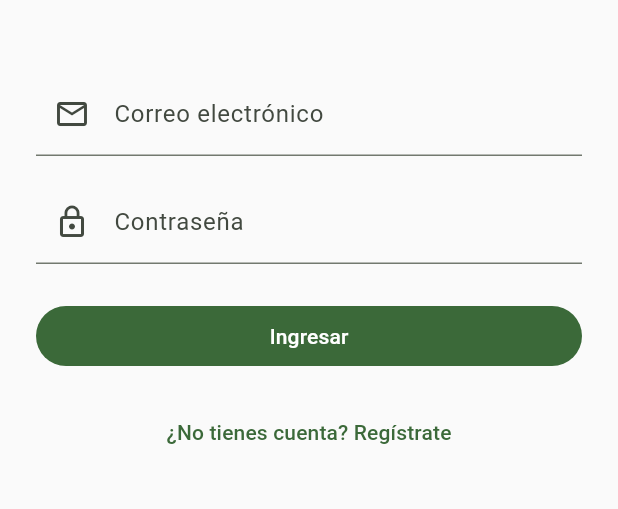
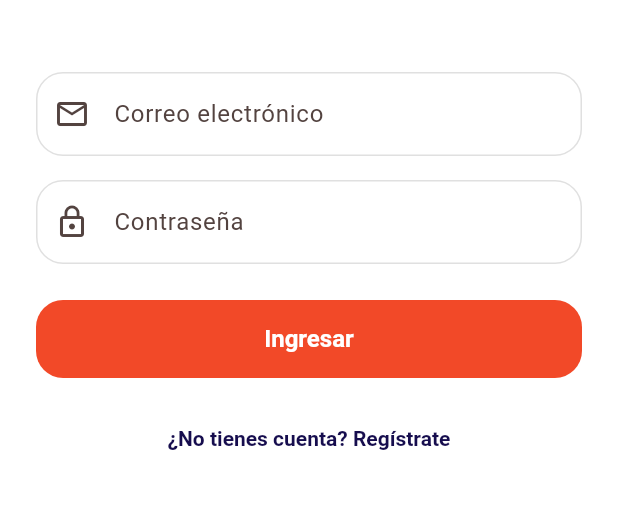
Before and after one commit to LuisFernandoMRsc/AplicacionMovilMercaDeaUltimaVersion, a Flutter app: the screen it shows after launch, on a phone screen of 412 x 824 dp, the part 138-647 px from its top. Run offline on Flutter 3.47's test engine with Material 3 defaults, Android fonts, the phone set to English and light mode, and no system bars; our stand-ins replace file_picker, flutter_secure_storage, graphql_flutter, jwt_decoder; accounts and stored records are empty.

Commit message:
cambio de diseno

```diff
--- a/lib/app.dart
+++ b/lib/app.dart
@@ -11,14 +11,79 @@ class MercaDeaApp extends StatelessWidget {
 
   @override
   Widget build(BuildContext context) {
-    final colorScheme = ColorScheme.fromSeed(seedColor: Colors.green.shade600);
+    const primaryColor = Color(0xFFF24928);
+    const secondaryColor = Color(0xFF160D4E);
+
+    final baseScheme = ColorScheme.fromSeed(
+      seedColor: primaryColor,
+      brightness: Brightness.light,
+    );
+
+    final colorScheme = baseScheme.copyWith(
+      primary: primaryColor,
+      secondary: secondaryColor,
+      tertiary: secondaryColor,
+      onPrimary: Colors.white,
+      onSecondary: Colors.white,
+      surface: Colors.white,
+      background: Colors.white,
+    );
+
     return MaterialApp(
       title: 'MercaDea',
       debugShowCheckedModeBanner: false,
       theme: ThemeData(
         colorScheme: colorScheme,
         useMaterial3: true,
-        scaffoldBackgroundColor: Colors.grey.shade50,
+        scaffoldBackgroundColor: Colors.white,
+        appBarTheme: const AppBarTheme(
+          backgroundColor: Colors.white,
+          foregroundColor: secondaryColor,
+          elevation: 0,
+        ),
+        filledButtonTheme: FilledButtonThemeData(
+          style: FilledButton.styleFrom(
+            backgroundColor: primaryColor,
+            foregroundColor: Colors.white,
+            minimumSize: const Size.fromHeight(52),
+            shape: RoundedRectangleBorder(
+              borderRadius: BorderRadius.circular(18),
+            ),
+            textStyle: const TextStyle(
+              fontSize: 16,
+              fontWeight: FontWeight.bold,
+            ),
+          ),
+        ),
+        textButtonTheme: TextButtonThemeData(
+          style: TextButton.styleFrom(
+            foregroundColor: secondaryColor,
+            textStyle: const TextStyle(fontWeight: FontWeight.w600),
+          ),
+        ),
+        inputDecorationTheme: InputDecorationTheme(
+          filled: true,
+          fillColor: Colors.white,
+          contentPadding: const EdgeInsets.symmetric(horizontal: 20, vertical: 16),
+          border: OutlineInputBorder(
+            borderRadius: BorderRadius.circular(18),
+            borderSide: BorderSide(color: Colors.grey.shade300),
+          ),
+          enabledBorder: OutlineInputBorder(
+            borderRadius: BorderRadius.circular(18),
+            borderSide: BorderSide(color: Colors.grey.shade300),
+          ),
+          focusedBorder: OutlineInputBorder(
+            borderRadius: BorderRadius.circular(18),
+            borderSide: const BorderSide(color: secondaryColor, width: 2),
+          ),
+        ),
+        snackBarTheme: const SnackBarThemeData(
+          backgroundColor: secondaryColor,
+          contentTextStyle: TextStyle(color: Colors.white, fontWeight: FontWeight.w600),
+          behavior: SnackBarBehavior.floating,
+          shape: StadiumBorder(),
+        ),
       ),
       home: Consumer<AuthProvider>(
         builder: (context, auth, _) {
--- a/lib/config/graphql_config.dart
+++ b/lib/config/graphql_config.dart
@@ -3,7 +3,7 @@ class GraphQLConfig {
 
   static const String endpoint = String.fromEnvironment(
     'GRAPHQL_ENDPOINT',
-    defaultValue: 'https://6996aedd58ae.ngrok-free.app/graphql',
+    defaultValue: 'https://e595ce7f8cd7.ngrok-free.app/graphql',
   );
 
   //http://10.0.2.2:5253
--- a/lib/data/models/venta.dart
+++ b/lib/data/models/venta.dart
@@ -4,7 +4,7 @@ class VentaModel {
   const VentaModel({
     required this.id,
     required this.productorId,
-    required this.comprobadorId,
+    this.comprobadorId,
     required this.fecha,
     required this.montoTotal,
     required this.numeroTransaccion,
@@ -15,7 +15,7 @@ class VentaModel {
 
   final String id;
   final String productorId;
-  final String comprobadorId;
+  final String? comprobadorId;
   final DateTime fecha;
   final double montoTotal;
   final String numeroTransaccion;
@@ -36,7 +36,7 @@ class VentaModel {
     return VentaModel(
       id: json['id'] as String? ?? '',
       productorId: json['productorId'] as String? ?? '',
-      comprobadorId: json['comprobadorId'] as String? ?? '',
+      comprobadorId: json['comprobadorId'] as String?,
       fecha: DateTime.tryParse(json['fecha'] as String? ?? '') ?? DateTime.now(),
       montoTotal: (json['montoTotal'] as num?)?.toDouble() ?? 0,
       numeroTransaccion: json['numeroTransaccion'] as String? ?? '',
--- a/lib/data/repositories/venta_repository.dart
+++ b/lib/data/repositories/venta_repository.dart
@@ -38,7 +38,6 @@ class VentaRepository {
 
   Future<VentaModel> crearVenta({
     required String productorId,
-    required String comprobadorId,
     required String numeroTransaccion,
     required List<Map<String, dynamic>> detalles,
   }) async {
@@ -69,7 +68,6 @@ class VentaRepository {
       variables: {
         'input': {
           'productorId': productorId,
-          'comprobadorId': comprobadorId,
           'numeroTransaccion': numeroTransaccion,
           'detalles': detalles,
         },
--- a/lib/features/auth/register_screen.dart
+++ b/lib/features/auth/register_screen.dart
@@ -55,7 +55,8 @@ class _RegisterScreenState extends State<RegisterScreen> {
       }
     } catch (error) {
       if (!mounted) return;
-      _showToast('Error inesperado: ${error.toString()}');
+      final message = auth.errorMessage ?? error.toString();
+      _showToast(message);
     }
   }
 
--- a/lib/main.dart
+++ b/lib/main.dart
@@ -50,7 +50,7 @@ class _AppScope extends StatelessWidget {
         ChangeNotifierProvider(create: (_) => CatalogProvider(catalogRepository)),
         ChangeNotifierProvider(create: (_) => CartProvider()),
         ChangeNotifierProvider(
-          create: (_) => VentaProvider(ventaRepository, catalogRepository),
+          create: (_) => VentaProvider(ventaRepository),
         ),
       ],
       child: const MercaDeaApp(),
--- a/lib/providers/venta_provider.dart
+++ b/lib/providers/venta_provider.dart
@@ -1,17 +1,14 @@
 import 'package:flutter/foundation.dart';
 
 import '../core/graphql_service.dart';
-import '../data/models/comprobador.dart';
 import '../data/models/venta.dart';
-import '../data/repositories/catalog_repository.dart';
 import '../data/repositories/venta_repository.dart';
 import 'cart_provider.dart';
 
 class VentaProvider extends ChangeNotifier {
-  VentaProvider(this._ventaRepository, this._catalogRepository);
+  VentaProvider(this._ventaRepository);
 
   final VentaRepository _ventaRepository;
-  final CatalogRepository _catalogRepository;
 
   List<VentaModel> _ventas = const [];
   List<VentaModel> _ventasProductor = const [];
@@ -91,7 +88,6 @@ class VentaProvider extends ChangeNotifier {
 
   Future<VentaModel?> crearVenta({
     required CartProvider cart,
-    required String comprobadorId,
     required String numeroTransaccion,
   }) async {
     if (!cart.canCheckout) {
@@ -104,7 +100,6 @@ class VentaProvider extends ChangeNotifier {
     try {
       final venta = await _ventaRepository.crearVenta(
         productorId: cart.productorId!,
-        comprobadorId: comprobadorId,
         numeroTransaccion: numeroTransaccion.trim(),
         detalles: cart.toDetalleInput(),
       );
@@ -120,13 +115,6 @@ class VentaProvider extends ChangeNotifier {
     }
   }
 
-  Future<List<ComprobadorModel>> comprobadoresDisponibles() async {
-    final comprobadores = await _catalogRepository.fetchComprobadores();
-    return comprobadores
-        .where((c) => c.estaDisponible && c.tieneCupos)
-        .toList();
-  }
-
   void _setLoading(bool value) {
     _loading = value;
     notifyListeners();
```
Also changed, not shown: lib/core/graphql_service.dart (+44 -5 lines), lib/features/cart/cart_screen.dart (+0 -36 lines), lib/features/catalog/product_list_screen.dart (+11 -7 lines), lib/providers/auth_provider.dart (+20 -3 lines).
